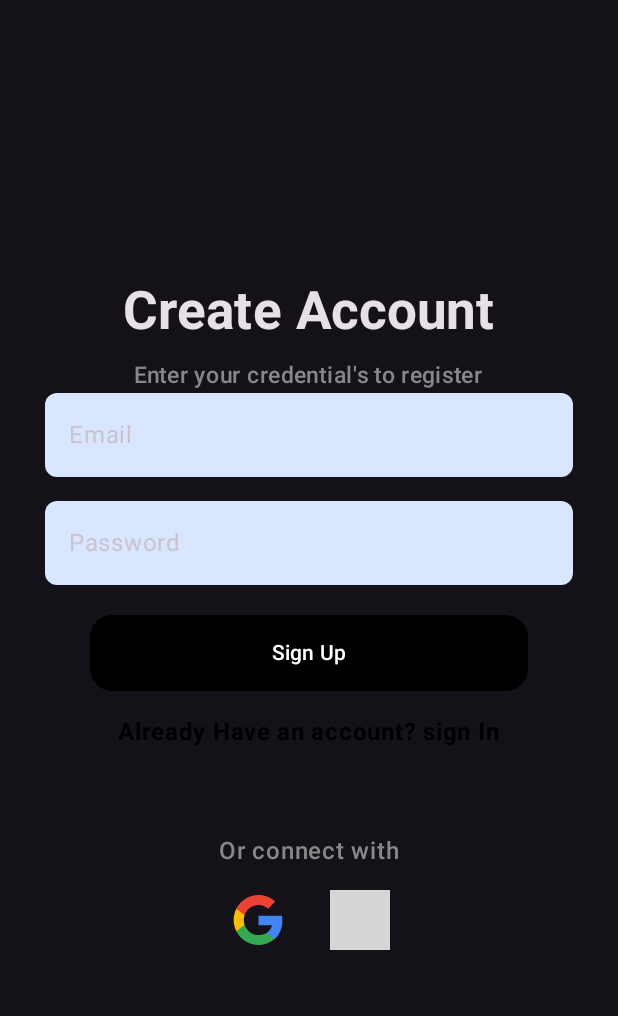
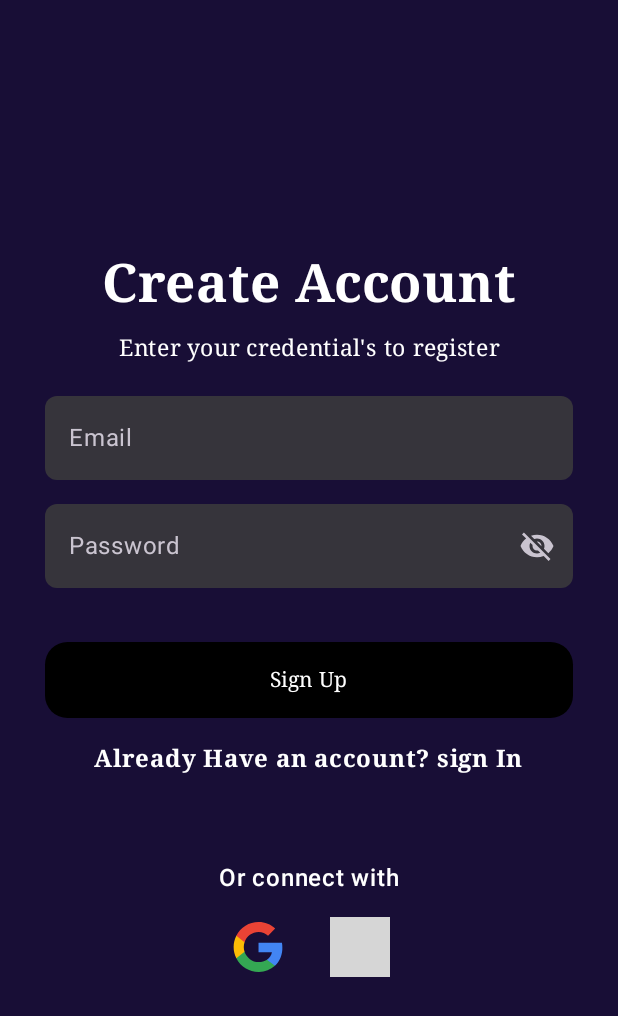
Before and after one commit to mahrukhhzahra/The-Big-Screen, an Android app built with Jetpack Compose: the composable SignUpScreen shown on its own in the app's theme, on a phone screen of 412 x 824 dp. Shown: the top 1016 px of the screen. Run offline under Robolectric (Android 15) with nearby library versions, the phone set to English and light mode, and no system bars; our stand-ins replace Dagger/Hilt's generated code, accompanist; 1 statement that could not run was skipped; grey boxes are pictures that could not be loaded.

Commit message:
Design SignIn/SignUp Screens.

```diff
--- a/app/src/main/java/com/example/thebigscreen/auth/signup_screen/SignUp.kt
+++ b/app/src/main/java/com/example/thebigscreen/auth/signup_screen/SignUp.kt
@@ -1,6 +1,7 @@
 package com.example.thebigscreen.auth.signup_screen
 
 import android.widget.Toast
+import androidx.compose.foundation.background
 import androidx.compose.foundation.clickable
 import androidx.compose.foundation.layout.Arrangement
 import androidx.compose.foundation.layout.Column
@@ -53,6 +54,7 @@ import androidx.compose.ui.unit.sp
 import androidx.hilt.navigation.compose.hiltViewModel
 import com.example.thebigscreen.R
 import com.example.thebigscreen.destinations.SignInScreenDestination
+import com.example.thebigscreen.ui.theme.AppPrimaryColor
 import com.example.thebigscreen.ui.theme.lightBlue
 import com.ramcosta.composedestinations.annotation.Destination
 import com.ramcosta.composedestinations.navigation.DestinationsNavigator
@@ -75,7 +77,9 @@ fun SignUpScreen(
     Column(
         modifier = Modifier
             .fillMaxSize()
+            .background(color = AppPrimaryColor)       // changes
             .padding(start = 30.dp, end = 30.dp),
+
         verticalArrangement = Arrangement.Center,
         horizontalAlignment = Alignment.CenterHorizontally
     ) {
@@ -84,20 +88,24 @@ fun SignUpScreen(
             text = "Create Account",
             fontWeight = FontWeight.Bold,
             fontSize = 35.sp,
-            fontFamily = FontFamily.SansSerif,
+            fontFamily = FontFamily.Serif,
+            color = Color.White
         )
         Text(
             text = "Enter your credential's to register",
             fontWeight = FontWeight.Medium,
-            fontSize = 15.sp, color = Color.Gray,
-            fontFamily = FontFamily.SansSerif,
+            fontSize = 15.sp,
+            color = Color.White,
+            fontFamily = FontFamily.Serif,
+        )
 
-            )
+        Spacer(modifier = Modifier.height(20.dp))
+
         TextField(
             modifier = Modifier.fillMaxWidth(),
             value = email,
             colors = TextFieldDefaults.textFieldColors(
-                containerColor = lightBlue,
+//                containerColor = lightBlue,
                 cursorColor = Color.Black,
                 disabledLabelColor = lightBlue,
                 focusedIndicatorColor = Color.Transparent,
@@ -111,15 +119,23 @@ fun SignUpScreen(
             singleLine = true,
             placeholder = {
                 Text(text = "Email")
-            }
-        )
+            },
+            keyboardOptions = KeyboardOptions(keyboardType = KeyboardType.Email),
+       )
 
         Spacer(modifier = Modifier.height(16.dp))
+
+
+
+        var passwordVisible by remember {
+            mutableStateOf(false)
+        }
+
         TextField(
             modifier = Modifier.fillMaxWidth(),
             value = password,
             colors = TextFieldDefaults.textFieldColors(
-                containerColor = lightBlue,
+//                containerColor = lightBlue,
                 cursorColor = Color.Black,
                 disabledLabelColor = lightBlue,
                 focusedIndicatorColor = Color.Transparent,
@@ -132,8 +148,26 @@ fun SignUpScreen(
             singleLine = true,
             placeholder = {
                 Text(text = "Password")
-            }
+            },
+            keyboardOptions = KeyboardOptions(keyboardType = KeyboardType.Password),
+            visualTransformation = if (passwordVisible) VisualTransformation.None else PasswordVisualTransformation(),
+            trailingIcon = {
+                val image = if (passwordVisible)
+                    Icons.Filled.Visibility
+                else Icons.Filled.VisibilityOff
+
+                IconButton(onClick = {
+                    passwordVisible = !passwordVisible
+                }) {
+                    Icon(imageVector = image, contentDescription = "")
+                }
+            },
+
         )
+
+        Spacer(modifier = Modifier.height(16.dp))
+
+
         Button(
             onClick = {
                 scope.launch {
@@ -142,8 +176,9 @@ fun SignUpScreen(
             },
             modifier = Modifier
                 .fillMaxWidth()
-                .padding(top = 20.dp, start = 30.dp, end = 30.dp),
+                .padding(top = 20.dp, start = 0.dp, end = 0.dp),
             colors = ButtonDefaults.buttonColors(
+//                containerColor = Color.Black,
                 containerColor = Color.Black,
                 contentColor = Color.White
             ),
@@ -151,27 +186,33 @@ fun SignUpScreen(
         ) {
             Text(
                 text = "Sign Up",
+                fontFamily = FontFamily.Serif,
                 color = Color.White,
                 modifier = Modifier
                     .padding(7.dp)
             )
         }
-        Row(modifier = Modifier.fillMaxWidth(), horizontalArrangement = Arrangement.Center) {
+
+        Row(
+            modifier = Modifier.fillMaxWidth(),
+            horizontalArrangement = Arrangement.Center
+        ) {
             if (state.value?.isLoading == true) {
                 CircularProgressIndicator()
             }
         }
+
         Text(
             modifier = Modifier
                 .padding(15.dp)
                 .clickable {
 //                    navController.navigate(Screens.SignInScreen.route)
-                           navigator.navigate(SignInScreenDestination())
+                    navigator.navigate(SignInScreenDestination())
                 },
             text = "Already Have an account? sign In",
             fontWeight = FontWeight.Bold,
-            color = Color.Black,
-            fontFamily = FontFamily.SansSerif
+            color = Color.White,
+            fontFamily = FontFamily.Serif
         )
         Text(
             modifier = Modifier
@@ -180,8 +221,9 @@ fun SignUpScreen(
                 ),
             text = "Or connect with",
             fontWeight = FontWeight.Medium,
-            color = Color.Gray
+            color = Color.White
         )
+
         Row(
             modifier = Modifier
                 .fillMaxWidth()
@@ -196,7 +238,9 @@ fun SignUpScreen(
                     tint = Color.Unspecified
                 )
             }
+
             Spacer(modifier = Modifier.width(20.dp))
+
             IconButton(onClick = {
 
             }) {
```
Also changed, not shown: app/src/main/java/com/example/thebigscreen/auth/signin_screen/SignIn.kt (+40 -10 lines), app/src/main/java/com/example/thebigscreen/screens/MainActivity.kt (+23 -0 lines).
